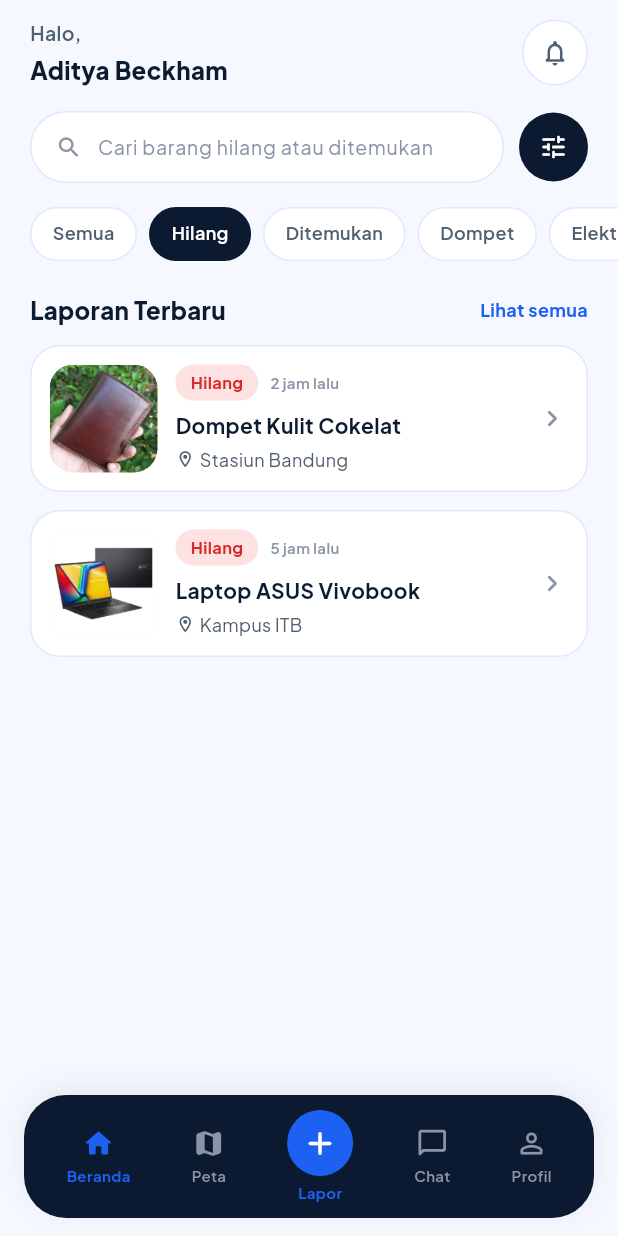
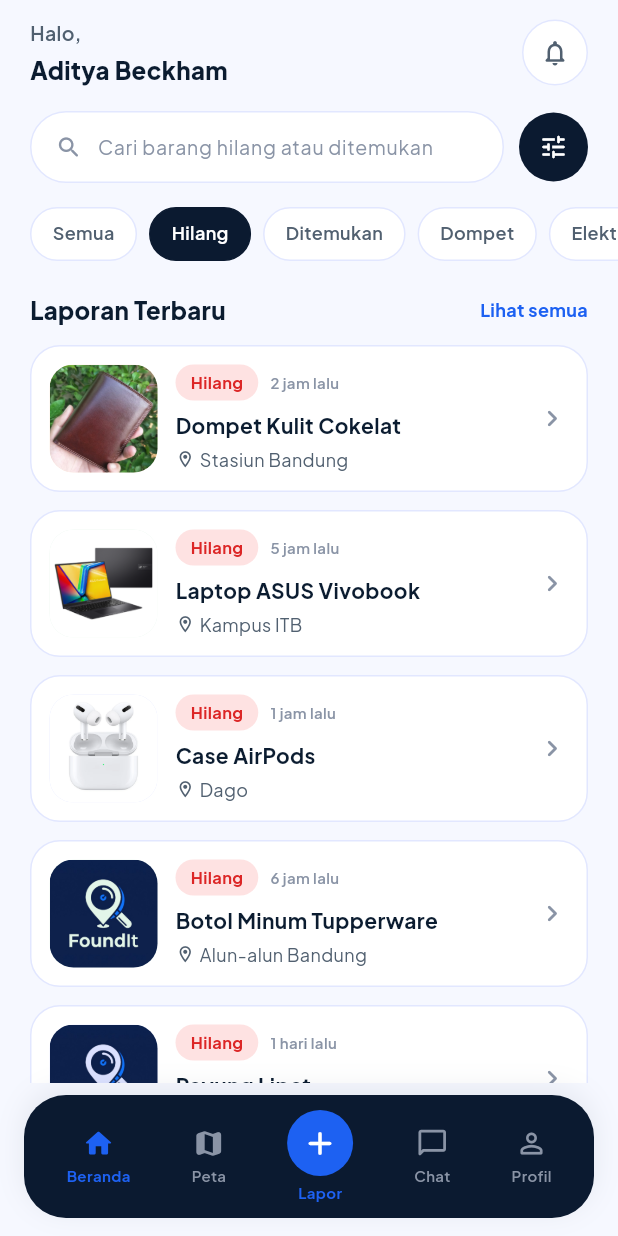
Before and after one commit to Adityabeckham/FoundItApps, a Flutter app: the DashboardScreen screen opened by its route, after a tap on "Hilang", on a phone screen of 412 x 824 dp. Run offline on Flutter 3.47's test engine with Material 3 defaults, Android fonts, the phone set to English and light mode, and no system bars; our stand-ins replace firebase_core; accounts and stored records are empty.

Commit message:
feat: add data models and Firestore schema for MVP

```diff
--- a/lib/data/dummy_reports.dart
+++ b/lib/data/dummy_reports.dart
@@ -1,9 +1,11 @@
 import '../models/item_report.dart';
 import '../theme/app_colors.dart';
 
-/// Data contoh laporan untuk dashboard (MVP UTS).
+/// Data contoh laporan untuk dashboard & seed Firestore (MVP UTS).
+/// 10 barang hilang/ditemukan di 10 lokasi Kota Bandung.
 const List<ItemReport> dummyReports = [
   ItemReport(
+    id: 'item_01',
     title: 'Dompet Kulit Cokelat',
     location: 'Stasiun Bandung',
     timeAgo: '2 jam lalu',
@@ -11,8 +13,12 @@ const List<ItemReport> dummyReports = [
     isLost: true,
     thumbBackground: AppColors.categoryOrangeBg,
     category: 'Dompet',
+    latitude: -6.9147,
+    longitude: 107.6098,
+    reward: 'Imbalan Rp 200.000',
   ),
   ItemReport(
+    id: 'item_02',
     title: 'Kunci Motor Honda',
     location: 'Gedung Sate',
     timeAgo: '3 jam lalu',
@@ -20,8 +26,12 @@ const List<ItemReport> dummyReports = [
     isLost: false,
     thumbBackground: AppColors.categoryBlueBg,
     category: 'Kunci',
+    latitude: -6.9025,
+    longitude: 107.6186,
+    secretQuestions: <String>['Apa warna gantungan kunci?', 'Berapa jumlah kunci?'],
   ),
   ItemReport(
+    id: 'item_03',
     title: 'Laptop ASUS Vivobook',
     location: 'Kampus ITB',
     timeAgo: '5 jam lalu',
@@ -29,8 +39,12 @@ const List<ItemReport> dummyReports = [
     isLost: true,
     thumbBackground: AppColors.categoryGreenBg,
     category: 'Elektronik',
+    latitude: -6.8915,
+    longitude: 107.6107,
+    reward: 'Imbalan Rp 500.000',
   ),
   ItemReport(
+    id: 'item_04',
     title: 'Tas Ransel Hitam',
     location: 'Paris Van Java',
     timeAgo: 'Kemarin',
@@ -38,5 +52,84 @@ const List<ItemReport> dummyReports = [
     isLost: false,
     thumbBackground: AppColors.categoryPurpleBg,
     category: 'Tas',
+    latitude: -6.8890,
+    longitude: 107.5960,
+    secretQuestions: <String>['Apa merk tas?', 'Warna tali tas?'],
+  ),
+  ItemReport(
+    id: 'item_05',
+    title: 'Case AirPods',
+    location: 'Dago',
+    timeAgo: '1 jam lalu',
+    imageAsset: 'assets/images/case-airpods.png',
+    isLost: true,
+    thumbBackground: AppColors.categoryBlueBg,
+    category: 'Elektronik',
+    latitude: -6.8750,
+    longitude: 107.6160,
+    reward: 'Imbalan Rp 100.000',
+  ),
+  ItemReport(
+    id: 'item_06',
+    title: 'Kacamata Hitam',
+    location: 'Braga',
+    timeAgo: '4 jam lalu',
+    imageAsset: 'assets/images/icon-apps.png',
+    isLost: false,
+    thumbBackground: AppColors.categoryOrangeBg,
+    category: 'Aksesoris',
+    latitude: -6.9175,
+    longitude: 107.6090,
+    secretQuestions: <String>['Apa merk kacamata?'],
+  ),
+  ItemReport(
+    id: 'item_07',
+    title: 'Botol Minum Tupperware',
+    location: 'Alun-alun Bandung',
+    timeAgo: '6 jam lalu',
+    imageAsset: 'assets/images/icon-apps.png',
+    isLost: true,
+    thumbBackground: AppColors.categoryGreenBg,
+    category: 'Lainnya',
+    latitude: -6.9219,
+    longitude: 107.6066,
+  ),
+  ItemReport(
+    id: 'item_08',
+    title: 'Charger Laptop',
+    location: 'Trans Studio Bandung',
+    timeAgo: '8 jam lalu',
+    imageAsset: 'assets/images/icon-apps.png',
+    isLost: false,
+    thumbBackground: AppColors.categoryPurpleBg,
+    category: 'Elektronik',
+    latitude: -6.9270,
+    longitude: 107.6360,
+    secretQuestions: <String>['Apa merk charger?', 'Warna kabel?'],
+  ),
+  ItemReport(
+    id: 'item_09',
+    title: 'Payung Lipat',
+    location: 'Cihampelas',
+    timeAgo: '1 hari lalu',
+    imageAsset: 'assets/images/icon-apps.png',
+    isLost: true,
+    thumbBackground: AppColors.categoryBlueBg,
+    category: 'Lainnya',
+    latitude: -6.8940,
+    longitude: 107.6030,
+  ),
+  ItemReport(
+    id: 'item_10',
+    title: 'Jam Tangan Casio',
+    location: 'Buah Batu',
+    timeAgo: '2 hari lalu',
+    imageAsset: 'assets/images/icon-apps.png',
+    isLost: false,
+    thumbBackground: AppColors.categoryOrangeBg,
+    category: 'Aksesoris',
+    latitude: -6.9400,
+    longitude: 107.6350,
+    secretQuestions: <String>['Apa warna jam?', 'Ada goresan?'],
   ),
 ];
--- a/lib/models/item_report.dart
+++ b/lib/models/item_report.dart
@@ -1,8 +1,25 @@
 import 'package:flutter/material.dart';
+
+/// Status laporan barang.
+class ReportStatus {
+  static const String open = 'Open';
+  static const String waitingForOwner = 'Waiting for Owner';
+  static const String approved = 'Approved';
+  static const String rejected = 'Rejected';
+  static const String resolved = 'Resolved';
+}
+
+/// Status klaim barang.
+class ClaimStatus {
+  static const String pending = 'Pending';
+  static const String approved = 'Approved';
+  static const String rejected = 'Rejected';
+}
 
 /// Data satu laporan barang hilang atau ditemukan.
 class ItemReport {
   const ItemReport({
+    this.id,
     required this.title,
     required this.location,
     required this.timeAgo,
@@ -10,8 +27,16 @@ class ItemReport {
     required this.isLost,
     required this.thumbBackground,
     required this.category,
+    this.status = ReportStatus.open,
+    this.secretQuestions = const <String>[],
+    this.latitude,
+    this.longitude,
+    this.reward,
+    this.createdAt,
+    this.createdBy,
   });
 
+  final String? id;
   final String title;
   final String location;
   final String timeAgo;
@@ -19,4 +44,68 @@ class ItemReport {
   final bool isLost;
   final Color thumbBackground;
   final String category;
+  final String status;
+  final List<String> secretQuestions;
+  final double? latitude;
+  final double? longitude;
+  final String? reward;
+  final DateTime? createdAt;
+  final String? createdBy;
 }
+
+/// Data pengguna terautentikasi.
+class AppUser {
+  const AppUser({
+    required this.uid,
+    required this.displayName,
+    this.photoUrl,
+    this.email,
+  });
+
+  final String uid;
+  final String displayName;
+  final String? photoUrl;
+  final String? email;
+}
+
+/// Data klaim barang (jawaban pertanyaan rahasia, max 3 percobaan).
+class Claim {
+  const Claim({
+    this.id,
+    required this.itemId,
+    required this.claimerUid,
+    this.answers = const <String>[],
+    this.attempts = 0,
+    this.status = ClaimStatus.pending,
+    this.proofUrl,
+    this.createdAt,
+  });
+
+  final String? id;
+  final String itemId;
+  final String claimerUid;
+  final List<String> answers;
+  final int attempts;
+  final String status;
+  final String? proofUrl;
+  final DateTime? createdAt;
+
+  bool get isLocked => attempts >= 3 && status != ClaimStatus.approved;
+}
+
+/// Pesan chat privat antar pengguna setelah klaim disetujui.
+class ChatMessage {
+  const ChatMessage({
+    this.id,
+    required this.chatId,
+    required this.senderUid,
+    required this.text,
+    this.createdAt,
+  });
+
+  final String? id;
+  final String chatId;
+  final String senderUid;
+  final String text;
+  final DateTime? createdAt;
+}
```
Also changed, not shown: lib/data/firestore_collections.dart (added, +8 -0 lines), 1 other file.
